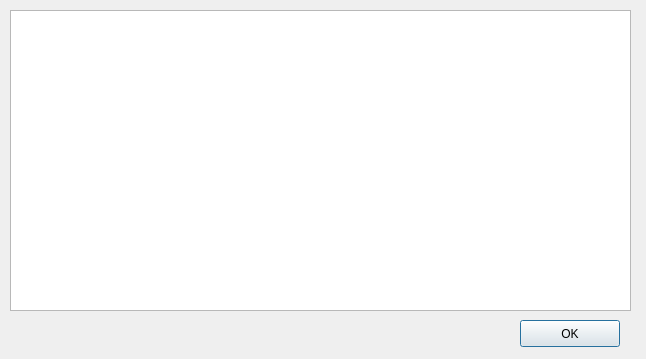
Old version of the form console.ui in the repository fusioninventory/fusioninventory-agent-gui.
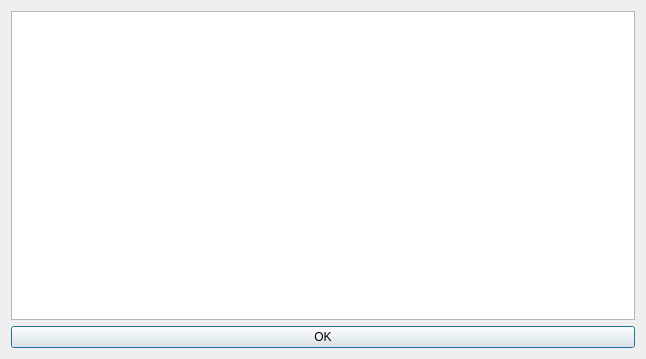
New version of the form.

The edit to the form file:
```diff
--- a/console.ui
+++ b/console.ui
@@ -13,15 +13,9 @@
   <property name="windowTitle">
    <string>Dialog</string>
   </property>
+  <layout class="QVBoxLayout" name="verticalLayout">
+   <item>
   <widget class="QPlainTextEdit" name="plainTextConsole">
-   <property name="geometry">
-    <rect>
-     <x>10</x>
-     <y>10</y>
-     <width>621</width>
-     <height>301</height>
-    </rect>
-   </property>
    <property name="readOnly">
     <bool>true</bool>
    </property>
@@ -29,19 +23,15 @@
     <string notr="true"/>
    </property>
   </widget>
+   </item>
+   <item>
   <widget class="QPushButton" name="pushButtonOK">
-   <property name="geometry">
-    <rect>
-     <x>520</x>
-     <y>320</y>
-     <width>100</width>
-     <height>27</height>
-    </rect>
-   </property>
    <property name="text">
     <string>OK</string>
    </property>
   </widget>
+   </item>
+  </layout>
  </widget>
  <resources/>
  <connections/>
```
Left out of the diff: 2 changed lines with no effect on the pictures. Lines whose indentation alone changed are shown as unchanged.
